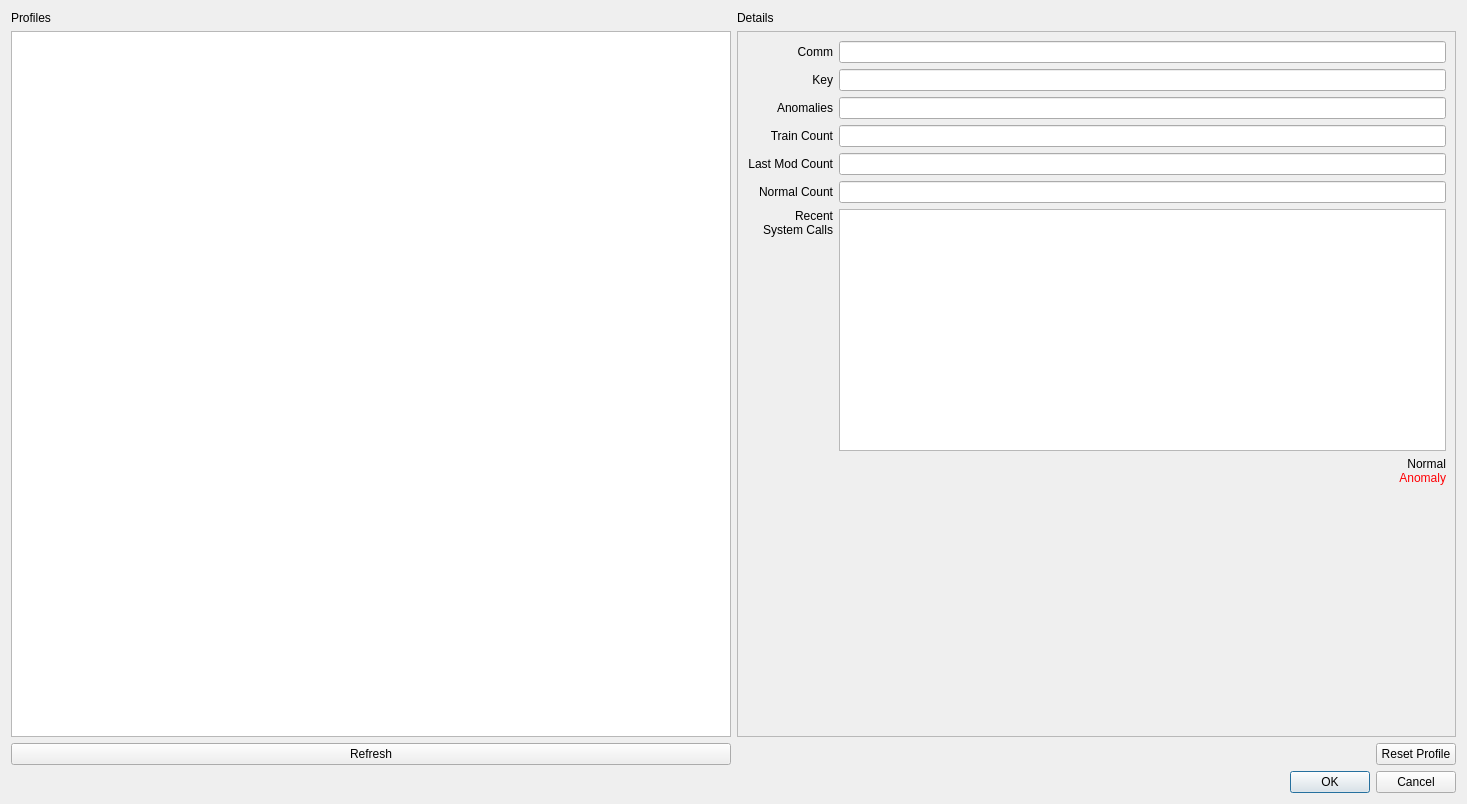
This is ebpH/profiledialog.ui in willfindlay/ebpH as Qt 5 draws it before an edit. The edited form follows.
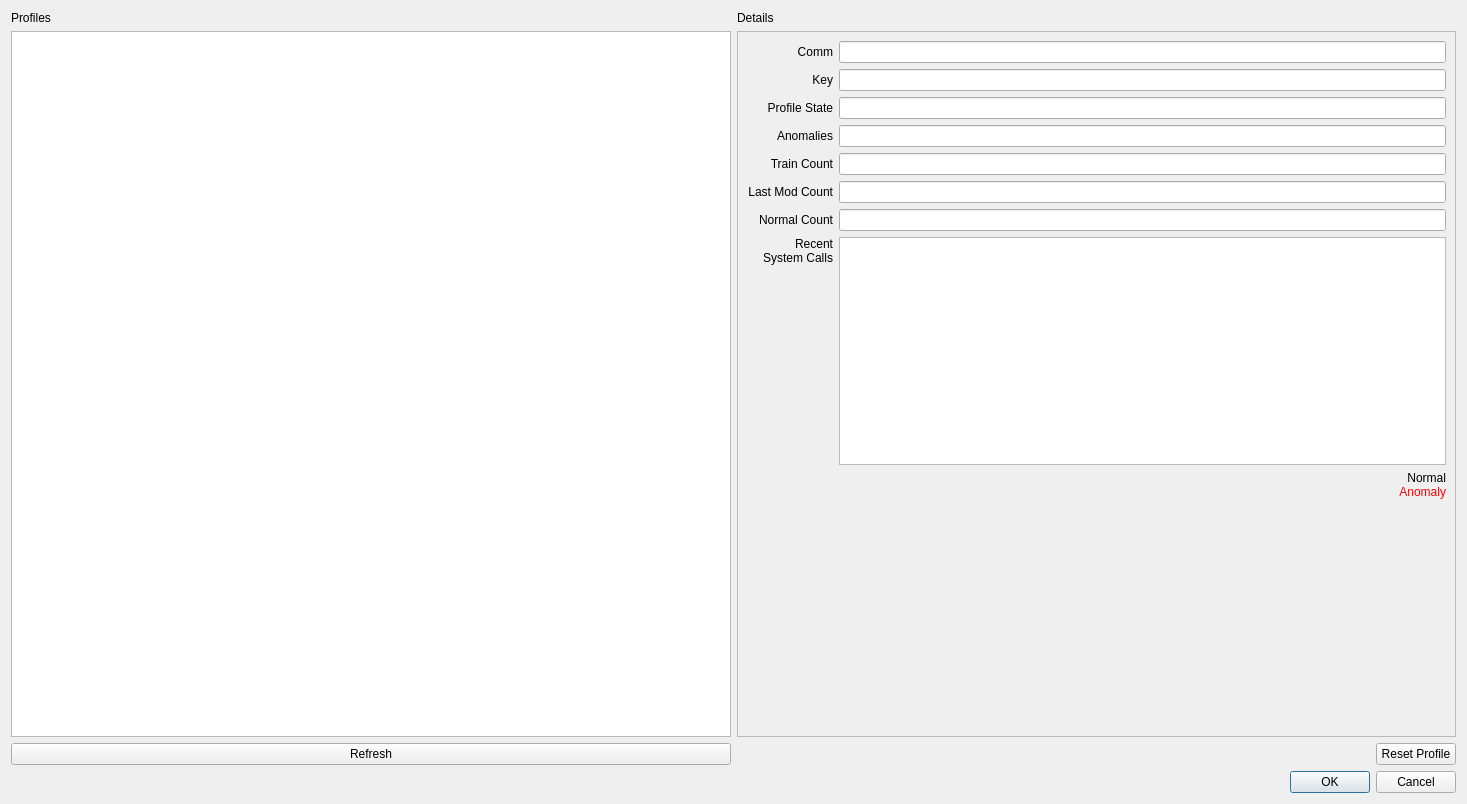
This is the edited form. Icons and pictures are not drawn.

What changed in the file:
```diff
--- a/ebpH/profiledialog.ui
+++ b/ebpH/profiledialog.ui
@@ -104,37 +104,7 @@
         <layout class="QGridLayout" name="gridLayout_4">
          <item row="0" column="0">
           <layout class="QGridLayout" name="gridLayout_3">
-           <item row="0" column="2">
-            <widget class="QLineEdit" name="comm">
-             <property name="readOnly">
-              <bool>true</bool>
-             </property>
-            </widget>
-           </item>
-           <item row="2" column="2">
-            <widget class="QLineEdit" name="anomalies">
-             <property name="inputMethodHints">
-              <set>Qt::ImhDigitsOnly</set>
-             </property>
-             <property name="readOnly">
-              <bool>true</bool>
-             </property>
-            </widget>
-           </item>
-           <item row="1" column="2">
-            <widget class="QLineEdit" name="key"/>
-           </item>
-           <item row="5" column="0">
-            <widget class="QLabel" name="label_8">
-             <property name="text">
-              <string>Normal Count</string>
-             </property>
-             <property name="alignment">
-              <set>Qt::AlignRight|Qt::AlignTrailing|Qt::AlignVCenter</set>
-             </property>
-            </widget>
-           </item>
-           <item row="2" column="0">
+           <item row="3" column="0">
             <widget class="QLabel" name="label_4">
              <property name="text">
               <string>Anomalies</string>
@@ -154,30 +124,17 @@
              </property>
             </widget>
            </item>
-           <item row="1" column="0">
-            <widget class="QLabel" name="label_9">
-             <property name="text">
-              <string>Key</string>
-             </property>
-             <property name="alignment">
-              <set>Qt::AlignRight|Qt::AlignTrailing|Qt::AlignVCenter</set>
-             </property>
-            </widget>
-           </item>
            <item row="4" column="0">
-            <widget class="QLabel" name="label_10">
+            <widget class="QLabel" name="label_6">
              <property name="text">
-              <string>Last Mod Count</string>
+              <string>Train Count</string>
              </property>
              <property name="alignment">
               <set>Qt::AlignRight|Qt::AlignTrailing|Qt::AlignVCenter</set>
              </property>
             </widget>
            </item>
-           <item row="5" column="2">
-            <widget class="QLineEdit" name="normal_count"/>
-           </item>
-           <item row="7" column="2">
+           <item row="8" column="2">
             <widget class="QLabel" name="label_7">
              <property name="text">
               <string>&lt;html&gt;&lt;head/&gt;&lt;body&gt;&lt;p&gt;Normal&lt;br/&gt;&lt;span style=&quot; color:#ff0004;&quot;&gt;Anomaly&lt;/span&gt;&lt;/p&gt;&lt;/body&gt;&lt;/html&gt;</string>
@@ -187,7 +144,17 @@
              </property>
             </widget>
            </item>
-           <item row="9" column="0">
+           <item row="4" column="2">
+            <widget class="QLineEdit" name="train_count">
+             <property name="inputMethodHints">
+              <set>Qt::ImhDigitsOnly</set>
+             </property>
+             <property name="readOnly">
+              <bool>true</bool>
+             </property>
+            </widget>
+           </item>
+           <item row="10" column="0">
             <spacer name="verticalSpacer">
              <property name="orientation">
               <enum>Qt::Vertical</enum>
@@ -200,7 +167,56 @@
              </property>
             </spacer>
            </item>
+           <item row="1" column="2">
+            <widget class="QLineEdit" name="key"/>
+           </item>
+           <item row="3" column="2">
+            <widget class="QLineEdit" name="anomalies">
+             <property name="inputMethodHints">
+              <set>Qt::ImhDigitsOnly</set>
+             </property>
+             <property name="readOnly">
+              <bool>true</bool>
+             </property>
+            </widget>
+           </item>
            <item row="6" column="0">
+            <widget class="QLabel" name="label_8">
+             <property name="text">
+              <string>Normal Count</string>
+             </property>
+             <property name="alignment">
+              <set>Qt::AlignRight|Qt::AlignTrailing|Qt::AlignVCenter</set>
+             </property>
+            </widget>
+           </item>
+           <item row="5" column="0">
+            <widget class="QLabel" name="label_10">
+             <property name="text">
+              <string>Last Mod Count</string>
+             </property>
+             <property name="alignment">
+              <set>Qt::AlignRight|Qt::AlignTrailing|Qt::AlignVCenter</set>
+             </property>
+            </widget>
+           </item>
+           <item row="7" column="2">
+            <widget class="QListWidget" name="syscalls"/>
+           </item>
+           <item row="1" column="0">
+            <widget class="QLabel" name="label_9">
+             <property name="text">
+              <string>Key</string>
+             </property>
+             <property name="alignment">
+              <set>Qt::AlignRight|Qt::AlignTrailing|Qt::AlignVCenter</set>
+             </property>
+            </widget>
+           </item>
+           <item row="6" column="2">
+            <widget class="QLineEdit" name="normal_count"/>
+           </item>
+           <item row="7" column="0">
             <layout class="QVBoxLayout" name="verticalLayout">
              <item>
               <widget class="QLabel" name="label_5">
@@ -228,36 +244,33 @@
              </item>
             </layout>
            </item>
-           <item row="6" column="2">
-            <widget class="QListWidget" name="syscalls"/>
-           </item>
-           <item row="3" column="0">
-            <widget class="QLabel" name="label_6">
-             <property name="text">
-              <string>Train Count</string>
-             </property>
-             <property name="alignment">
-              <set>Qt::AlignRight|Qt::AlignTrailing|Qt::AlignVCenter</set>
-             </property>
-            </widget>
-           </item>
-           <item row="3" column="2">
-            <widget class="QLineEdit" name="train_count">
-             <property name="inputMethodHints">
-              <set>Qt::ImhDigitsOnly</set>
-             </property>
-             <property name="readOnly">
-              <bool>true</bool>
-             </property>
-            </widget>
-           </item>
-           <item row="4" column="2">
+           <item row="5" column="2">
             <widget class="QLineEdit" name="last_mod_count">
              <property name="readOnly">
               <bool>true</bool>
              </property>
             </widget>
            </item>
+           <item row="0" column="2">
+            <widget class="QLineEdit" name="comm">
+             <property name="readOnly">
+              <bool>true</bool>
+             </property>
+            </widget>
+           </item>
+           <item row="2" column="0">
+            <widget class="QLabel" name="label_11">
+             <property name="text">
+              <string>Profile State</string>
+             </property>
+             <property name="alignment">
+              <set>Qt::AlignRight|Qt::AlignTrailing|Qt::AlignVCenter</set>
+             </property>
+            </widget>
+           </item>
+           <item row="2" column="2">
+            <widget class="QLineEdit" name="state"/>
+           </item>
           </layout>
          </item>
         </layout>
```
